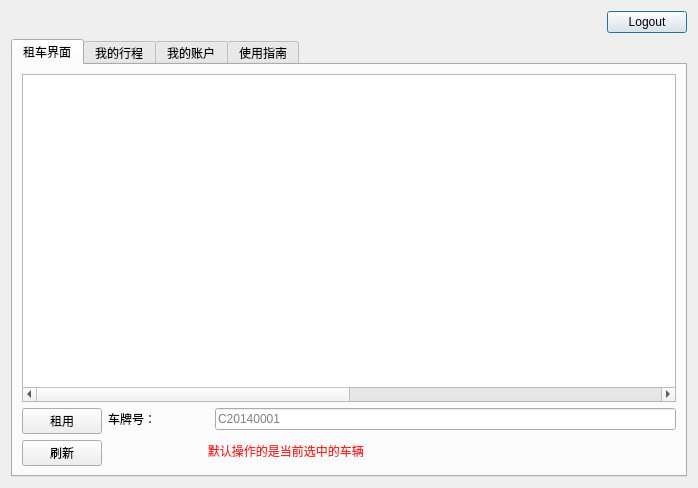
First picture: the form in database/CarRent2/userlogin.ui, repository iyuge2/hust-mylab, before the edit.
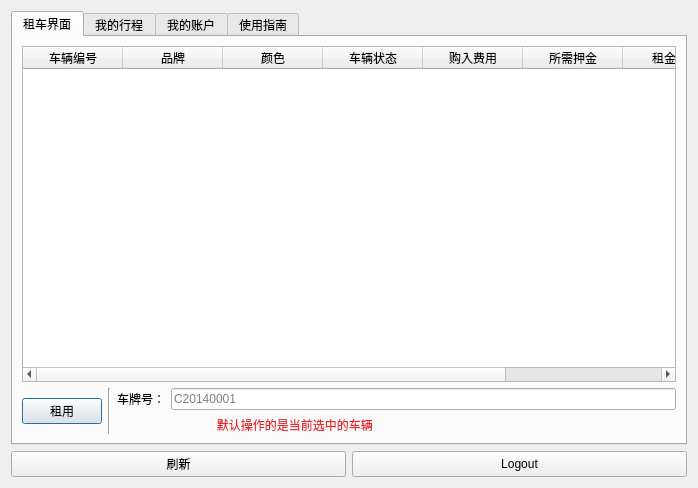
Second picture: the form after the edit.

What changed in the file:
```diff
--- a/database/CarRent2/userlogin.ui
+++ b/database/CarRent2/userlogin.ui
@@ -13,23 +13,7 @@
   <property name="windowTitle">
    <string>用户</string>
   </property>
-  <layout class="QVBoxLayout" name="verticalLayout">
-   <item>
-    <widget class="QPushButton" name="ExitButton">
-     <property name="sizePolicy">
-      <sizepolicy hsizetype="Fixed" vsizetype="Fixed">
-       <horstretch>0</horstretch>
-       <verstretch>0</verstretch>
-      </sizepolicy>
-     </property>
-     <property name="layoutDirection">
-      <enum>Qt::RightToLeft</enum>
-     </property>
-     <property name="text">
-      <string>Logout</string>
-     </property>
-    </widget>
-   </item>
+  <layout class="QVBoxLayout" name="verticalLayout_8">
    <item>
     <widget class="QTabWidget" name="tabWidget">
      <property name="enabled">
@@ -48,42 +32,12 @@
       <layout class="QVBoxLayout" name="verticalLayout_3">
        <item>
         <widget class="QTableWidget" name="tableWidget">
-         <property name="sizePolicy">
-          <sizepolicy hsizetype="Minimum" vsizetype="Expanding">
-           <horstretch>0</horstretch>
-           <verstretch>0</verstretch>
-          </sizepolicy>
-         </property>
-         <property name="autoFillBackground">
-          <bool>true</bool>
-         </property>
-         <property name="sizeAdjustPolicy">
-          <enum>QAbstractScrollArea::AdjustIgnored</enum>
-         </property>
-         <property name="alternatingRowColors">
-          <bool>true</bool>
+         <property name="selectionMode">
+          <enum>QAbstractItemView::SingleSelection</enum>
          </property>
          <property name="selectionBehavior">
           <enum>QAbstractItemView::SelectRows</enum>
          </property>
-         <property name="showGrid">
-          <bool>true</bool>
-         </property>
-         <property name="sortingEnabled">
-          <bool>false</bool>
-         </property>
-         <property name="columnCount">
-          <number>8</number>
-         </property>
-         <attribute name="horizontalHeaderVisible">
-          <bool>false</bool>
-         </attribute>
-         <attribute name="horizontalHeaderCascadingSectionResizes">
-          <bool>true</bool>
-         </attribute>
-         <attribute name="horizontalHeaderDefaultSectionSize">
-          <number>150</number>
-         </attribute>
          <attribute name="horizontalHeaderHighlightSections">
           <bool>false</bool>
          </attribute>
@@ -94,12 +48,6 @@
           <property name="text">
            <string>车辆编号</string>
           </property>
-          <property name="font">
-           <font>
-            <weight>50</weight>
-            <bold>false</bold>
-           </font>
-          </property>
          </column>
          <column>
           <property name="text">
@@ -128,7 +76,7 @@
          </column>
          <column>
           <property name="text">
-           <string>租金（￥/h）</string>
+           <string>租金(/h)</string>
           </property>
          </column>
          <column>
@@ -149,15 +97,15 @@
              </property>
             </widget>
            </item>
-           <item>
-            <widget class="QPushButton" name="SlashButton">
-             <property name="text">
-              <string>刷新</string>
-             </property>
-            </widget>
-           </item>
           </layout>
          </item>
+         <item>
+          <widget class="Line" name="line">
+           <property name="orientation">
+            <enum>Qt::Vertical</enum>
+           </property>
+          </widget>
+         </item>
          <item>
           <layout class="QVBoxLayout" name="verticalLayout_6">
            <item>
@@ -173,7 +121,7 @@
               <widget class="QLineEdit" name="lineEdit">
                <property name="maximumSize">
                 <size>
-                 <width>461</width>
+                 <width>16777215</width>
                  <height>16777215</height>
                 </size>
                </property>
@@ -207,7 +155,7 @@
       <attribute name="title">
        <string>我的行程</string>
       </attribute>
-      <layout class="QVBoxLayout" name="verticalLayout_9">
+      <layout class="QVBoxLayout" name="verticalLayout">
        <item>
         <widget class="QTableWidget" name="tableWidget_2">
          <property name="autoFillBackground">
@@ -289,30 +237,19 @@
         </widget>
        </item>
        <item>
-        <layout class="QHBoxLayout" name="horizontalLayout_5">
+        <layout class="QHBoxLayout" name="horizontalLayout_12">
          <item>
-          <layout class="QVBoxLayout" name="verticalLayout_8">
-           <item>
-            <widget class="QPushButton" name="FOButton">
-             <property name="sizePolicy">
-              <sizepolicy hsizetype="Minimum" vsizetype="Fixed">
-               <horstretch>0</horstretch>
-               <verstretch>0</verstretch>
-              </sizepolicy>
-             </property>
-             <property name="text">
-              <string>结束行程</string>
-             </property>
-            </widget>
-           </item>
-           <item>
-            <widget class="QPushButton" name="SlashButton_2">
-             <property name="text">
-              <string>刷新</string>
-             </property>
-            </widget>
-           </item>
-          </layout>
+          <widget class="QPushButton" name="FOButton">
+           <property name="sizePolicy">
+            <sizepolicy hsizetype="Minimum" vsizetype="Fixed">
+             <horstretch>0</horstretch>
+             <verstretch>0</verstretch>
+            </sizepolicy>
+           </property>
+           <property name="text">
+            <string>结束行程</string>
+           </property>
+          </widget>
          </item>
          <item>
           <layout class="QVBoxLayout" name="verticalLayout_7">
@@ -534,6 +471,33 @@
      </widget>
     </widget>
    </item>
+   <item>
+    <layout class="QHBoxLayout" name="horizontalLayout_5">
+     <item>
+      <widget class="QPushButton" name="SlashButton">
+       <property name="text">
+        <string>刷新</string>
+       </property>
+      </widget>
+     </item>
+     <item>
+      <widget class="QPushButton" name="ExitButton">
+       <property name="sizePolicy">
+        <sizepolicy hsizetype="Preferred" vsizetype="Preferred">
+         <horstretch>0</horstretch>
+         <verstretch>0</verstretch>
+        </sizepolicy>
+       </property>
+       <property name="layoutDirection">
+        <enum>Qt::RightToLeft</enum>
+       </property>
+       <property name="text">
+        <string>Logout</string>
+       </property>
+      </widget>
+     </item>
+    </layout>
+   </item>
   </layout>
  </widget>
  <resources/>
```
Left out of the diff: 28 changed lines with no effect on the pictures.
